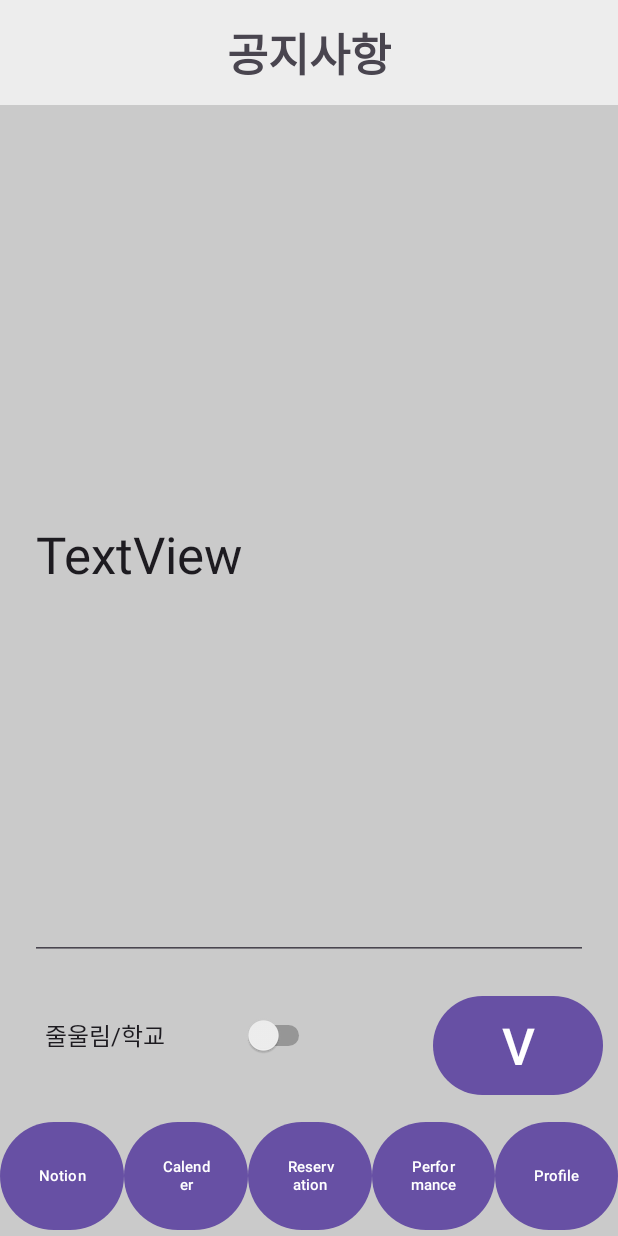
After one commit to Haro5970/Jul_Allim, an Android app: the fragment WriteNotionFragment placed in its activity, on a phone screen of 412 x 824 dp. The commit adds this screen. Run offline under Robolectric (Android 15) with nearby library versions, the phone set to English and light mode, and no system bars; our stand-ins replace Firebase (no records; nobody signed in at launch, a user with empty details on screens opened directly).

Commit message:
지훈공지사항 메인화면

```diff
--- a/app/src/main/java/com/example/jul_allim/Notion.kt
+++ b/app/src/main/java/com/example/jul_allim/Notion.kt
@@ -9,11 +9,20 @@ data class Notion(val id: String, val content: String,val img: Array<String> = a
 }
 suspend fun getNotions(Jul_Kau: String): Array<Notion> {
     val notions = arrayListOf<Notion>()
+
     Firebase.database.getReference("Notion/${Jul_Kau}").get()
         .addOnSuccessListener {
-            (it.value as ArrayList<HashMap<*, *>>).forEach {
-                notions.add(Notion("${it.get("id")!!}", "${it.get("content")}"))
+            try {
+                (it.value as ArrayList<HashMap<*, *>>).forEach {
+                    notions.add(Notion("${it.get("id")!!}", "${it.get("content")}"))
+                }
+            } catch (e: Exception) {
             }
         }.await()
+
     return notions.toTypedArray()
 }
+
+fun toNotion(notion: Notion){
+    MainActivity.getInstance()?.setMainFragment(NotionViewFragment(notion),"공지사항")
+}
--- a/app/src/main/java/com/example/jul_allim/NotionFragment.kt
+++ b/app/src/main/java/com/example/jul_allim/NotionFragment.kt
@@ -5,27 +5,13 @@ import androidx.fragment.app.Fragment
 import android.view.LayoutInflater
 import android.view.View
 import android.view.ViewGroup
+import androidx.lifecycle.lifecycleScope
 import androidx.recyclerview.widget.LinearLayoutManager
 import com.example.jul_allim.databinding.FragmentNotionBinding
+import kotlinx.coroutines.launch
 
 class NotionFragment : Fragment() {
-    val jul_notions = arrayOf(
-        Notion("0","항공우주 주말 캠프 중등부 멘토 모집"),
-        Notion("1","줄울림 36기 회장단 모집"),
-        Notion("2","정기공연 오디션 날짜 공지"),
-        Notion("3","후드집업 수요조사"),
-        Notion("4","줄울림 버스킹 수요조사"),
-        Notion("5","2차 오디션 뒷풀이는 참여율이 저조해 취소합니다!"),
-        Notion("6","동방합주 예약이 올라올 예정입니다."),
-        Notion("7","2차 오디션 일정 공지"),
-        Notion("8","가을 엠티 입금 안내")
-    )
-    val kau_notions = arrayOf(
-        Notion("9","예비군 학과별 날짜 안내"),
-        Notion("10","중간고사 푸드트럭 안내"),
-        Notion("11","모여라 항대의숲!"),
-        Notion("12","자봉단 모집")
-    )
+
 
     override fun onCreate(savedInstanceState: Bundle?) {
         super.onCreate(savedInstanceState)
@@ -37,29 +23,47 @@ class NotionFragment : Fragment() {
     ): View? {
         // 생성시 할일
         val binding = FragmentNotionBinding.inflate(inflater,container,false)
+
+
+        var jul_notions: Array<Notion> = arrayOf()
+        var kau_notions: Array<Notion> = arrayOf()
+        lifecycleScope.launch {
+            launch {
+                // 공지 받아오기
+                jul_notions = getNotions("Jul")
+                kau_notions = getNotions("Kau")
+            }.join()
+
             // 줄울림 공지 리스트
-        binding.julList.layoutManager = LinearLayoutManager(this.context)
-        binding.julList.adapter = NotionTitleAdapter(jul_notions.copyOfRange(0,minOf(5,jul_notions.size)))
+            binding.julList.layoutManager = LinearLayoutManager(binding.root.context)
+            binding.julList.adapter =
+                NotionTitleAdapter(jul_notions.copyOfRange(0, minOf(7, jul_notions.size)))
 
             // 학교 공지 리스트
-        binding.kauList.layoutManager = LinearLayoutManager(this.context)
-        binding.kauList.adapter = NotionTitleAdapter(kau_notions.copyOfRange(0,minOf(3,kau_notions.size)))
+            binding.kauList.layoutManager = LinearLayoutManager(binding.root.context)
+            binding.kauList.adapter =
+                NotionTitleAdapter(kau_notions.copyOfRange(0, minOf(5, kau_notions.size)))
 
-        binding.btnJul.setOnClickListener {
-            MainActivity.getInstance()?.setMainFragment(NotionListFragment("줄울림 공지","Jul"),"공지사항")
+
+            // +버튼 클릭
+            binding.btnJul.setOnClickListener {
+                MainActivity.getInstance()
+                    ?.setMainFragment(NotionListFragment("줄울림 공지", "Jul"), "공지사항")
+            }
+            binding.btnKau.setOnClickListener {
+                MainActivity.getInstance()
+                    ?.setMainFragment(NotionListFragment("학교 공지", "Kau"), "공지사항")
+            }
+
+            // 큰+버튼 클릭
+            binding.btnNew.setOnClickListener {
+                MainActivity.getInstance()
+                    ?.setMainFragment(WriteNotionFragment(),"새 공지사항")
+            }
+
+
         }
 
-        binding.btnKau.setOnClickListener {
-            MainActivity.getInstance()?.setMainFragment(NotionListFragment("학교 공지","Kau"),"공지사항")
-        }
-
-
-        // Inflate the layout for this fragment
         return binding.root
     }
-
-    fun toNotion(notion: Notion){
-        MainActivity.getInstance()?.setMainFragment(NotionViewFragment(notion),"공지사항")
-    }
-
 }
--- a/app/src/main/java/com/example/jul_allim/NotionTitleAdapter.kt
+++ b/app/src/main/java/com/example/jul_allim/NotionTitleAdapter.kt
@@ -31,7 +31,7 @@ class NotionTitleAdapter(val notions: Array<Notion>)
 
 
             binding.root.setOnClickListener{
-                NotionFragment().toNotion(notion)
+                toNotion(notion)
             }
         }
     }
--- /dev/null
+++ b/app/src/main/java/com/example/jul_allim/WriteNotionFragment.kt
@@ -0,0 +1,50 @@
+package com.example.jul_allim
+
+import android.os.Bundle
+import android.util.Log
+import androidx.fragment.app.Fragment
+import android.view.LayoutInflater
+import android.view.View
+import android.view.ViewGroup
+import androidx.lifecycle.lifecycleScope
+import com.example.jul_allim.databinding.FragmentNotionBinding
+import com.example.jul_allim.databinding.FragmentWriteNotionBinding
+import com.google.firebase.Firebase
+import com.google.firebase.database.database
+import kotlinx.coroutines.launch
+
+class WriteNotionFragment : Fragment() {
+
+    override fun onCreate(savedInstanceState: Bundle?) {
+        super.onCreate(savedInstanceState)
+    }
+
+    override fun onCreateView(
+        inflater: LayoutInflater, container: ViewGroup?,
+        savedInstanceState: Bundle?
+    ): View? {
+        val binding = FragmentWriteNotionBinding.inflate(inflater,container,false)
+
+        binding.btnUpload.setOnClickListener {
+            val JK = if(binding.swichJK.isChecked) "Kau" else "Jul"
+            var notions: Array<Notion> = arrayOf()
+            lifecycleScope.launch {
+                launch { notions = getNotions(JK) }.join()
+                val txt = binding.writespace.text.toString()
+                val indexOfnotion: Int = notions.size
+                Log.d("newNotion",indexOfnotion.toString())
+                val id = "20231102"+indexOfnotion.toString()
+
+                var data = hashMapOf<String,String>("id" to id,"content" to txt)
+                launch {
+                    Firebase.database.getReference("Notion").child(JK)
+                        .child(indexOfnotion.toString()).setValue(data)
+                }.join()
+                MainActivity.getInstance()
+                    ?.setMainFragment(NotionFragment(),"공지사항")
+            }
+        }
+        return binding.root
+    }
+
+}
--- a/app/src/main/res/layout/fragment_notion.xml
+++ b/app/src/main/res/layout/fragment_notion.xml
@@ -34,7 +34,7 @@
         android:id="@+id/title_kau"
         android:layout_width="wrap_content"
         android:layout_height="wrap_content"
-        android:layout_marginTop="20dp"
+        android:layout_marginTop="40dp"
         android:text="학교 공지"
         android:textSize="35sp"
         android:textStyle="bold"
@@ -72,12 +72,13 @@
         app:layout_constraintTop_toTopOf="@+id/title_kau" />
 
     <Button
-        android:id="@+id/btnN"
+        android:id="@+id/btnNew"
         android:layout_width="wrap_content"
         android:layout_height="wrap_content"
         android:layout_marginEnd="10dp"
         android:layout_marginBottom="10dp"
         android:text="+"
+        android:textSize="40sp"
         app:layout_constraintBottom_toBottomOf="parent"
         app:layout_constraintEnd_toEndOf="parent" />
 
--- /dev/null
+++ b/app/src/main/res/layout/fragment_write_notion.xml
@@ -0,0 +1,46 @@
+<?xml version="1.0" encoding="utf-8"?>
+<androidx.constraintlayout.widget.ConstraintLayout xmlns:android="http://schemas.android.com/apk/res/android"
+    xmlns:app="http://schemas.android.com/apk/res-auto"
+    xmlns:tools="http://schemas.android.com/tools"
+    android:id="@+id/frameLayout5"
+    android:layout_width="match_parent"
+    android:layout_height="match_parent"
+    tools:context=".WriteNotionFragment" >
+
+    <Button
+        android:id="@+id/btnUpload"
+        android:layout_width="113dp"
+        android:layout_height="74dp"
+        android:layout_marginEnd="10dp"
+        android:layout_marginBottom="10dp"
+        android:text="V"
+        android:textSize="34sp"
+        app:layout_constraintBottom_toBottomOf="parent"
+        app:layout_constraintEnd_toEndOf="parent" />
+
+    <EditText
+        android:id="@+id/writespace"
+        android:layout_width="match_parent"
+        android:layout_height="0dp"
+        android:layout_marginStart="20dp"
+        android:layout_marginTop="20dp"
+        android:layout_marginEnd="20dp"
+        android:layout_marginBottom="20dp"
+        android:text="TextView"
+        android:textSize="34sp"
+        app:layout_constraintBottom_toTopOf="@+id/btnUpload"
+        app:layout_constraintEnd_toEndOf="parent"
+        app:layout_constraintStart_toStartOf="parent"
+        app:layout_constraintTop_toTopOf="parent" />
+
+    <Switch
+        android:id="@+id/swichJK"
+        android:layout_width="180dp"
+        android:layout_height="67dp"
+        android:layout_marginStart="30dp"
+        android:layout_marginBottom="20dp"
+        android:text="줄울림/학교"
+        android:textSize="16sp"
+        app:layout_constraintBottom_toBottomOf="parent"
+        app:layout_constraintStart_toStartOf="parent" />
+</androidx.constraintlayout.widget.ConstraintLayout>
```
